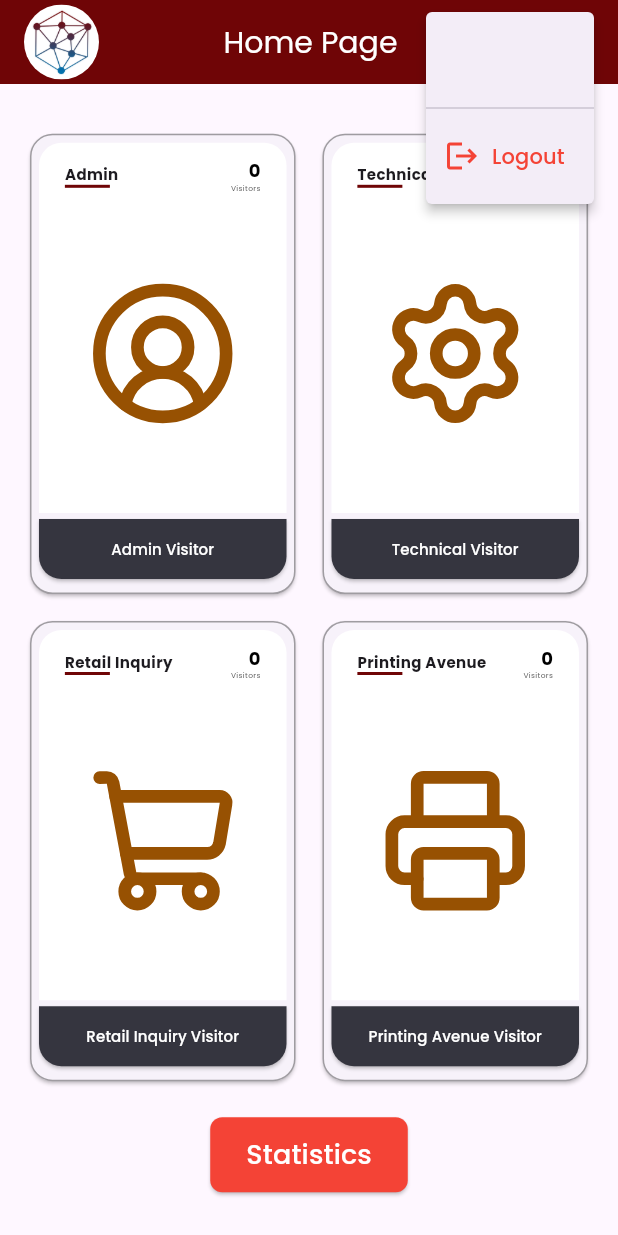
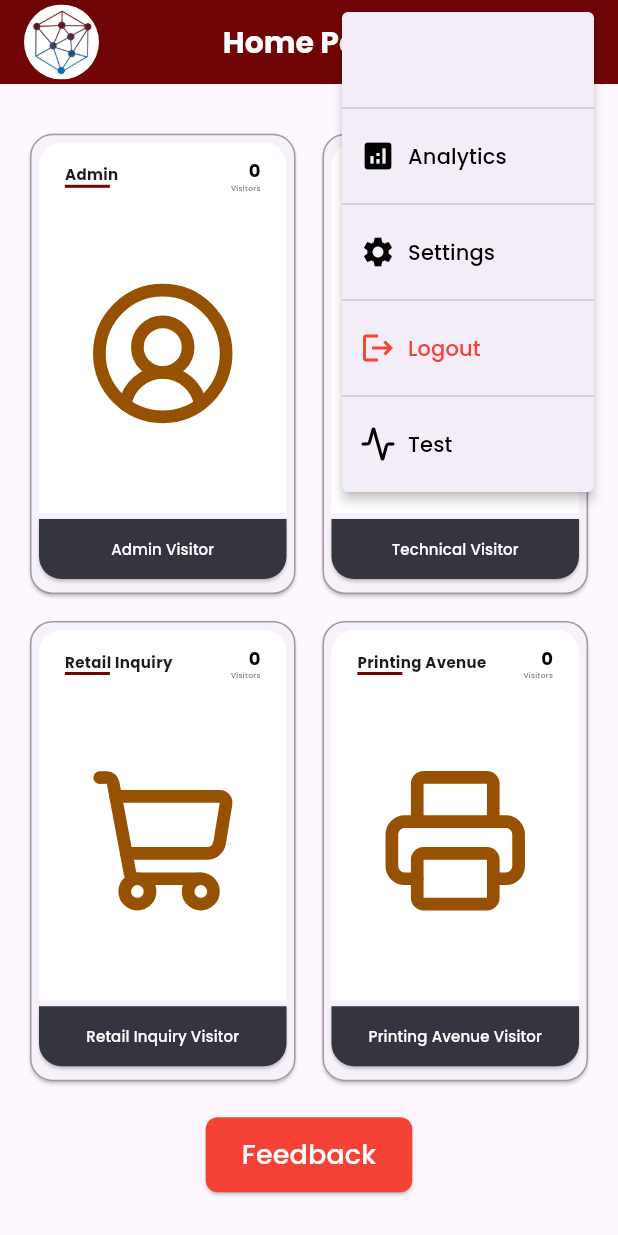
Before and after one commit to RainNagi/it_ave_counter, a Flutter app: the MyHomePage screen opened directly, after a tap on the "account circle" icon, on a phone screen of 412 x 824 dp. Run offline on Flutter 3.47's test engine with Material 3 defaults, Android fonts, the phone set to English and light mode, and no system bars; our stand-ins replace fl_chart, google_fonts, lucide_icons, responsive_framework, shared_preferences; accounts and stored records are empty; network calls fail.

Commit message:
Ongoing Settings

```diff
--- a/lib/home.dart
+++ b/lib/home.dart
@@ -1,12 +1,14 @@
 import 'package:flutter/material.dart';
 import 'package:http/http.dart' as http;
-import 'package:kpi_test/statistics.dart';
 import 'package:lucide_icons/lucide_icons.dart';
 import 'package:shared_preferences/shared_preferences.dart';
 import 'package:google_fonts/google_fonts.dart';
 import 'dart:async';
 import 'login.dart';
 import 'dart:convert';
+import 'statistics.dart';
+import 'settings.dart';
+import 'test.dart';
 
 // import 'statistics.dart';
 
@@ -39,8 +41,6 @@ class _MyHomePageState extends State<MyHomePage> {
     _fetchClickCounts();
     _loadUsername();
   }
-
-
 
   Future<void> _sendClickData(String buttonType) async {
     final url = Uri.parse('http://192.168.1.182/kpi_itave/store_click.php');
@@ -90,10 +90,22 @@ class _MyHomePageState extends State<MyHomePage> {
     );
   }
 
-  void _GotoStatistics(){
+  void _goToStatistics(){
     Navigator.pushReplacement(
       context,
       MaterialPageRoute(builder: (context) => StatisticsPage())
+    );
+  }
+  void _goToSettings(){
+    Navigator.pushReplacement(
+      context,
+      MaterialPageRoute(builder: (context) => SettingsPage())
+    );
+  }
+  void _goToTest(){
+    Navigator.pushReplacement(
+      context,
+      MaterialPageRoute(builder: (context) => TestPage())
     );
   }
 
@@ -120,23 +132,23 @@ class _MyHomePageState extends State<MyHomePage> {
     double titleFontSize = 18;
     double counterFontSize = 30;
     double visitorFont = 10;
-    double iconSize = 64;
-    double horizontalPadding = 20;
+    // double iconSize = 64;
+    // double horizontalPadding = 20;
     if (screenHeight < 850) {
       if (screenWidth < 500) {
         buttonFontSize = 10;
         titleFontSize = 10;
         counterFontSize = 12;
         visitorFont = 5;
-        iconSize = 64;
-        horizontalPadding = 5;
+        // iconSize = 64;
+        // horizontalPadding = 5;
       } else if (screenWidth < 600) {
         buttonFontSize = 15;
         titleFontSize = 20;
         counterFontSize = 30;
         visitorFont = 12;
-        iconSize = 70;
-        horizontalPadding = 5;
+        // iconSize = 70;
+        // horizontalPadding = 5;
       }
     } else {
         if (screenWidth < 500) {
@@ -144,22 +156,22 @@ class _MyHomePageState extends State<MyHomePage> {
         titleFontSize = 15;
         counterFontSize = 19;
         visitorFont = 5;
-        iconSize = 64;
-        horizontalPadding = 5;
+        // iconSize = 64;
+        // horizontalPadding = 5;
       } else if (screenWidth < 650) {
         buttonFontSize = 15;
         titleFontSize = 20;
         counterFontSize = 30;
         visitorFont = 12;
-        iconSize = 100;
-        horizontalPadding = 5;
+        // iconSize = 100;
+        // horizontalPadding = 5;
       } else {
         buttonFontSize = 20;
         titleFontSize = 20;
         counterFontSize = 40;
         visitorFont = 13;
-        iconSize = 60;
-        horizontalPadding = 20;
+        // iconSize = 60;
+        // horizontalPadding = 20;
       }
     }
 
@@ -311,12 +323,18 @@ class _MyHomePageState extends State<MyHomePage> {
                 ),
               ),
             ),
-            Text(widget.title, style: GoogleFonts.poppins(color: Colors.white, fontSize: 20)),
+            Text(widget.title, style: GoogleFonts.poppins(color: Colors.white, fontSize: 20, fontWeight: FontWeight.bold)),
             PopupMenuButton<int>(
               icon: Icon(Icons.account_circle, color: Colors.white, size: 30),
               onSelected: (value) {
-                if (value == 1) {
+                if (value == 3) {
                   _logout();
+                } else if (value == 2) {
+                  _goToSettings();
+                } else if (value == 1) {
+                  _goToStatistics();
+                } else if (value == 4) {
+                  _goToTest();
                 }
               },
               itemBuilder: (context) => [
@@ -329,12 +347,46 @@ class _MyHomePageState extends State<MyHomePage> {
                   value: 1,
                   child: Row(
                     children: [
+                      Icon(Icons.analytics, color: const Color.fromARGB(255, 0, 0, 0)),
+                      SizedBox(width: 8),
+                      Text("Analytics", style: GoogleFonts.poppins(color: const Color.fromARGB(255, 0, 0, 0))),
+                    ],
+                  ),
+                ),
+                PopupMenuDivider(),
+                PopupMenuItem(
+                  value: 2,
+                  child: Row(
+                    children: [
+                      Icon(Icons.settings, color: const Color.fromARGB(255, 0, 0, 0)),
+                      SizedBox(width: 8),
+                      Text("Settings", style: GoogleFonts.poppins(color: const Color.fromARGB(255, 0, 0, 0))),
+                    ],
+                  ),
+                ),
+                PopupMenuDivider(),
+                PopupMenuItem(
+                  value: 3,
+                  child: Row(
+                    children: [
                       Icon(Icons.logout, color: Colors.red),
                       SizedBox(width: 8),
                       Text("Logout", style: GoogleFonts.poppins(color: Colors.red)),
                     ],
                   ),
                 ),
+                PopupMenuDivider(),
+                PopupMenuItem(
+                  value: 4,
+                  child: Row(
+                    children: [
+                      Icon(LucideIcons.activity, color: const Color.fromARGB(255, 0, 0, 0)),
+                      SizedBox(width: 8),
+                      Text("Test", style: GoogleFonts.poppins(color: const Color.fromARGB(255, 0, 0, 0))),
+                    ],
+                  ),
+                ),
+
               ],
             ),
           ],
@@ -375,9 +427,12 @@ class _MyHomePageState extends State<MyHomePage> {
               ),
               SizedBox(height: 20),
               Center(
-                child: ElevatedButton(
+                child: Row(
+                  mainAxisAlignment: MainAxisAlignment.center,
+                  children: [
+                    ElevatedButton(
                       onPressed: () {
-                    _GotoStatistics();
+                        // _goToCustomerFeedBack();
                       },
                       style: ElevatedButton.styleFrom(
                         backgroundColor: Colors.red,
@@ -385,8 +440,10 @@ class _MyHomePageState extends State<MyHomePage> {
                         padding: EdgeInsets.symmetric(vertical: 12, horizontal: 24),
                         shape: RoundedRectangleBorder(borderRadius: BorderRadius.circular(8)),
                       ),
-                  child: Text("Statistics", style: GoogleFonts.poppins(fontSize: 18)),
+                      child: Text("Feedback", style: GoogleFonts.poppins(fontSize: 18)),
                     ),
+                  ],
+                )
               ),
             ],
           ),
--- a/pubspec.yaml
+++ b/pubspec.yaml
@@ -10,12 +10,14 @@ dependencies:
   flutter:
     sdk: flutter
   http: ^1.3.0
+  responsive_framework: ^1.5.1
   lucide_icons: ^0.257.0
   google_fonts: ^6.1.0
   cupertino_icons: ^1.0.8
   flutter_awesome_alert_box: ^2.1.1
   shared_preferences: ^2.5.2
   fl_chart: ^0.70.2
+  cupertino_sidebar: ^1.0.1
 
 dev_dependencies:
   flutter_test:
```
Also changed, not shown: lib/main.dart (+10 -0 lines), lib/statistics.dart (+15 -20 lines), pubspec.lock. Lines whose indentation alone changed are shown as unchanged.
